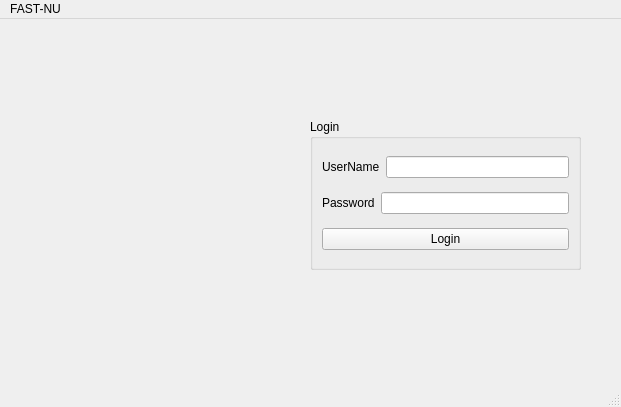
sufiyaanusmani/FAST-NUCES, file Semester 2/GUI/Qt/New folder/untitled/mainwindow.ui: the form before one commit.
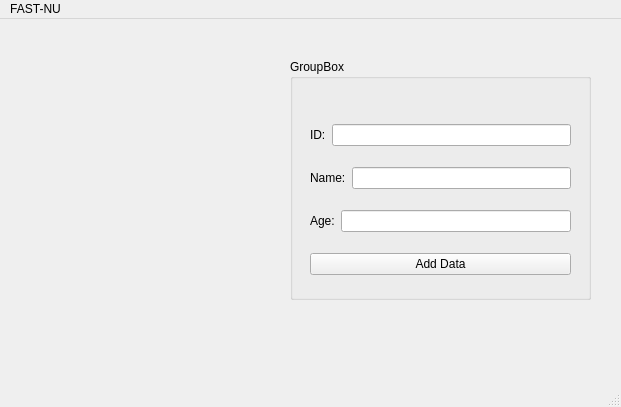
The form after the commit. Icons and pictures are not drawn.

```diff
--- a/Semester 2/GUI/Qt/New folder/untitled/mainwindow.ui
+++ b/Semester 2/GUI/Qt/New folder/untitled/mainwindow.ui
@@ -14,62 +14,6 @@
    <string>MainWindow</string>
   </property>
   <widget class="QWidget" name="centralwidget">
-   <widget class="QGroupBox" name="groupBox">
-    <property name="geometry">
-     <rect>
-      <x>310</x>
-      <y>100</y>
-      <width>271</width>
-      <height>151</height>
-     </rect>
-    </property>
-    <property name="title">
-     <string>Login</string>
-    </property>
-    <layout class="QVBoxLayout" name="verticalLayout">
-     <item>
-      <layout class="QHBoxLayout" name="horizontalLayout">
-       <item>
-        <widget class="QLabel" name="label">
-         <property name="text">
-          <string>UserName</string>
-         </property>
-         <property name="buddy">
-          <cstring>username</cstring>
-         </property>
-        </widget>
-       </item>
-       <item>
-        <widget class="QLineEdit" name="username"/>
-       </item>
-      </layout>
-     </item>
-     <item>
-      <layout class="QHBoxLayout" name="horizontalLayout_2">
-       <item>
-        <widget class="QLabel" name="label_2">
-         <property name="text">
-          <string>Password</string>
-         </property>
-         <property name="buddy">
-          <cstring>pass</cstring>
-         </property>
-        </widget>
-       </item>
-       <item>
-        <widget class="QLineEdit" name="pass"/>
-       </item>
-      </layout>
-     </item>
-     <item>
-      <widget class="QPushButton" name="pushButton">
-       <property name="text">
-        <string>Login</string>
-       </property>
-      </widget>
-     </item>
-    </layout>
-   </widget>
    <widget class="QLabel" name="logo">
     <property name="geometry">
      <rect>
@@ -86,6 +30,80 @@
      <pixmap>C:/Users/Sufyan/Desktop/250px-National_University_of_Computer_and_Emerging_Sciences_logo.png</pixmap>
     </property>
    </widget>
+   <widget class="QGroupBox" name="groupBox">
+    <property name="geometry">
+     <rect>
+      <x>290</x>
+      <y>40</y>
+      <width>301</width>
+      <height>241</height>
+     </rect>
+    </property>
+    <property name="title">
+     <string>GroupBox</string>
+    </property>
+    <widget class="QWidget" name="">
+     <property name="geometry">
+      <rect>
+       <x>20</x>
+       <y>50</y>
+       <width>261</width>
+       <height>181</height>
+      </rect>
+     </property>
+     <layout class="QVBoxLayout" name="verticalLayout">
+      <item>
+       <layout class="QHBoxLayout" name="horizontalLayout">
+        <item>
+         <widget class="QLabel" name="label">
+          <property name="text">
+           <string>ID:</string>
+          </property>
+         </widget>
+        </item>
+        <item>
+         <widget class="QLineEdit" name="QID"/>
+        </item>
+       </layout>
+      </item>
+      <item>
+       <layout class="QHBoxLayout" name="horizontalLayout_2">
+        <item>
+         <widget class="QLabel" name="label_2">
+          <property name="text">
+           <string>Name:</string>
+          </property>
+         </widget>
+        </item>
+        <item>
+         <widget class="QLineEdit" name="QName"/>
+        </item>
+       </layout>
+      </item>
+      <item>
+       <layout class="QHBoxLayout" name="horizontalLayout_3">
+        <item>
+         <widget class="QLabel" name="label_3">
+          <property name="text">
+           <string>Age:</string>
+          </property>
+         </widget>
+        </item>
+        <item>
+         <widget class="QLineEdit" name="QAge"/>
+        </item>
+       </layout>
+      </item>
+      <item>
+       <widget class="QPushButton" name="addDataButton">
+        <property name="text">
+         <string>Add Data</string>
+        </property>
+       </widget>
+      </item>
+     </layout>
+    </widget>
+   </widget>
   </widget>
   <widget class="QMenuBar" name="menubar">
    <property name="geometry">
```
